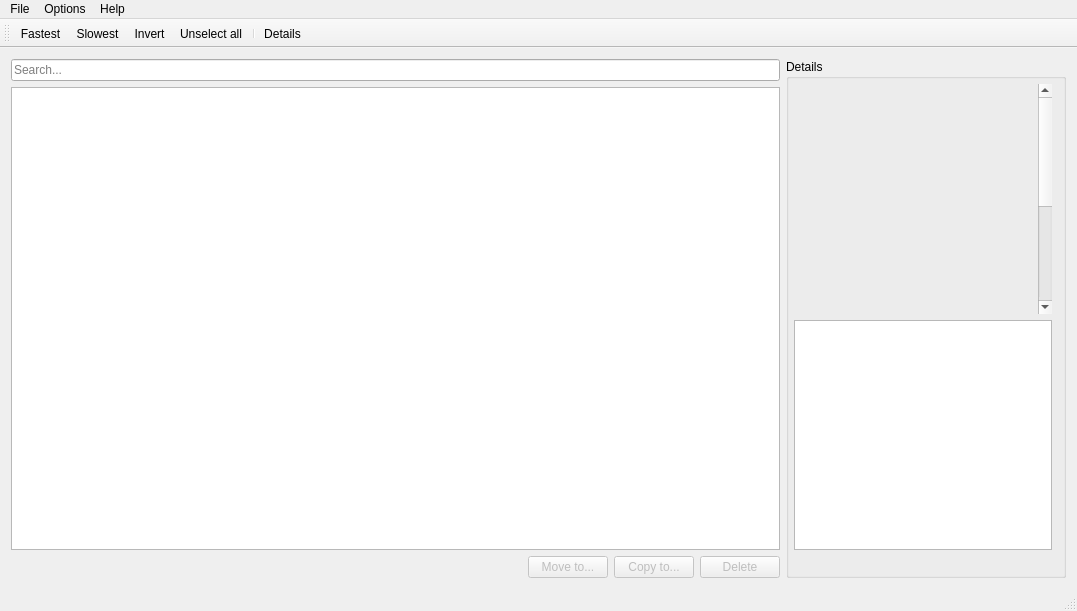
Before: the Qt Designer form src/mainwindow.ui in sousix/QDM68, drawn with Qt 5.
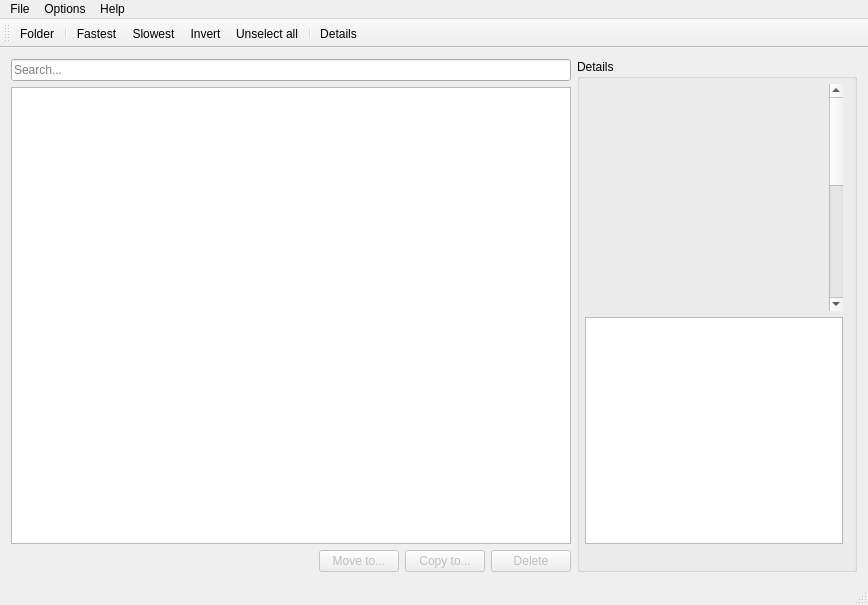
After: the same form once the commit is applied. Icons and pictures are not drawn. Custom widgets are drawn as their Qt base class.

The edit to the form file:
```diff
--- a/src/mainwindow.ui
+++ b/src/mainwindow.ui
@@ -6,8 +6,8 @@
    <rect>
     <x>0</x>
     <y>0</y>
-    <width>1077</width>
-    <height>611</height>
+    <width>868</width>
+    <height>605</height>
    </rect>
   </property>
   <property name="sizePolicy">
@@ -224,6 +224,12 @@
 &lt;p style=&quot;-qt-paragraph-type:empty; margin-top:0px; margin-bottom:0px; margin-left:0px; margin-right:0px; -qt-block-indent:0; text-indent:0px;&quot;&gt;&lt;/p&gt;
 &lt;p style=&quot;-qt-paragraph-type:empty; margin-top:0px; margin-bottom:0px; margin-left:0px; margin-right:0px; -qt-block-indent:0; text-indent:0px;&quot;&gt;&lt;/p&gt;
 &lt;p style=&quot;-qt-paragraph-type:empty; margin-top:0px; margin-bottom:0px; margin-left:0px; margin-right:0px; -qt-block-indent:0; text-indent:0px;&quot;&gt;&lt;/p&gt;
+&lt;p style=&quot;-qt-paragraph-type:empty; margin-top:0px; margin-bottom:0px; margin-left:0px; margin-right:0px; -qt-block-indent:0; text-indent:0px;&quot;&gt;&lt;/p&gt;
+&lt;p style=&quot;-qt-paragraph-type:empty; margin-top:0px; margin-bottom:0px; margin-left:0px; margin-right:0px; -qt-block-indent:0; text-indent:0px;&quot;&gt;&lt;/p&gt;
+&lt;p style=&quot;-qt-paragraph-type:empty; margin-top:0px; margin-bottom:0px; margin-left:0px; margin-right:0px; -qt-block-indent:0; text-indent:0px;&quot;&gt;&lt;/p&gt;
+&lt;p style=&quot;-qt-paragraph-type:empty; margin-top:0px; margin-bottom:0px; margin-left:0px; margin-right:0px; -qt-block-indent:0; text-indent:0px;&quot;&gt;&lt;/p&gt;
+&lt;p style=&quot;-qt-paragraph-type:empty; margin-top:0px; margin-bottom:0px; margin-left:0px; margin-right:0px; -qt-block-indent:0; text-indent:0px;&quot;&gt;&lt;/p&gt;
+&lt;p style=&quot;-qt-paragraph-type:empty; margin-top:0px; margin-bottom:0px; margin-left:0px; margin-right:0px; -qt-block-indent:0; text-indent:0px;&quot;&gt;&lt;/p&gt;
 &lt;p style=&quot;-qt-paragraph-type:empty; margin-top:0px; margin-bottom:0px; margin-left:0px; margin-right:0px; -qt-block-indent:0; text-indent:0px; font-family:'Sans';&quot;&gt;&lt;/p&gt;
 &lt;p style=&quot;-qt-paragraph-type:empty; margin-top:0px; margin-bottom:0px; margin-left:0px; margin-right:0px; -qt-block-indent:0; text-indent:0px; font-family:'Sans';&quot;&gt;&lt;/p&gt;
 &lt;p style=&quot;-qt-paragraph-type:empty; margin-top:0px; margin-bottom:0px; margin-left:0px; margin-right:0px; -qt-block-indent:0; text-indent:0px; font-family:'Sans';&quot;&gt;&lt;/p&gt;
@@ -354,8 +360,8 @@
     <rect>
      <x>0</x>
      <y>0</y>
-     <width>1077</width>
-     <height>22</height>
+     <width>868</width>
+     <height>24</height>
     </rect>
    </property>
    <widget class="QMenu" name="menuFile">
@@ -400,6 +406,8 @@
    <attribute name="toolBarBreak">
     <bool>false</bool>
    </attribute>
+   <addaction name="actionFolder"/>
+   <addaction name="separator"/>
    <addaction name="actionBest"/>
    <addaction name="actionSlowest"/>
    <addaction name="actionInvert"/>
@@ -531,6 +539,18 @@
     <string>More details</string>
    </property>
   </action>
+  <action name="actionFolder">
+   <property name="icon">
+    <iconset resource="ressources.qrc">
+     <normaloff>:/image/images/folder_24.png</normaloff>:/image/images/folder_24.png</iconset>
+   </property>
+   <property name="text">
+    <string>Folder</string>
+   </property>
+   <property name="toolTip">
+    <string>Select demos folder</string>
+   </property>
+  </action>
  </widget>
  <layoutdefault spacing="6" margin="11"/>
  <customwidgets>
```
Left out of the diff: 6 changed lines with no effect on the pictures.
